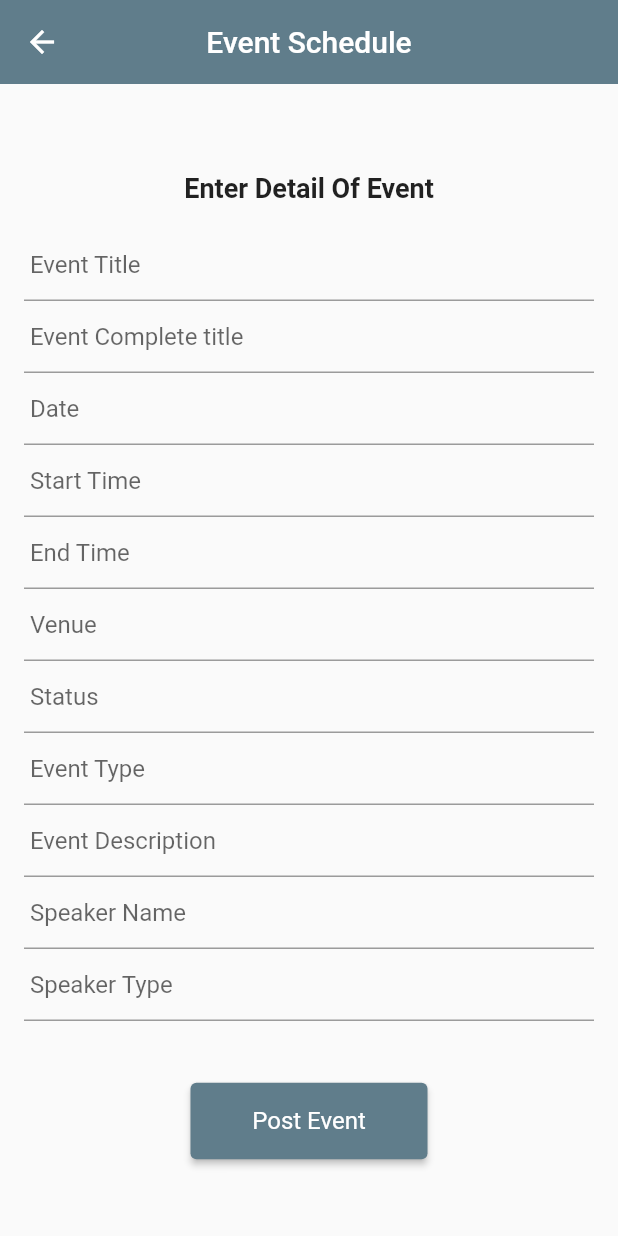
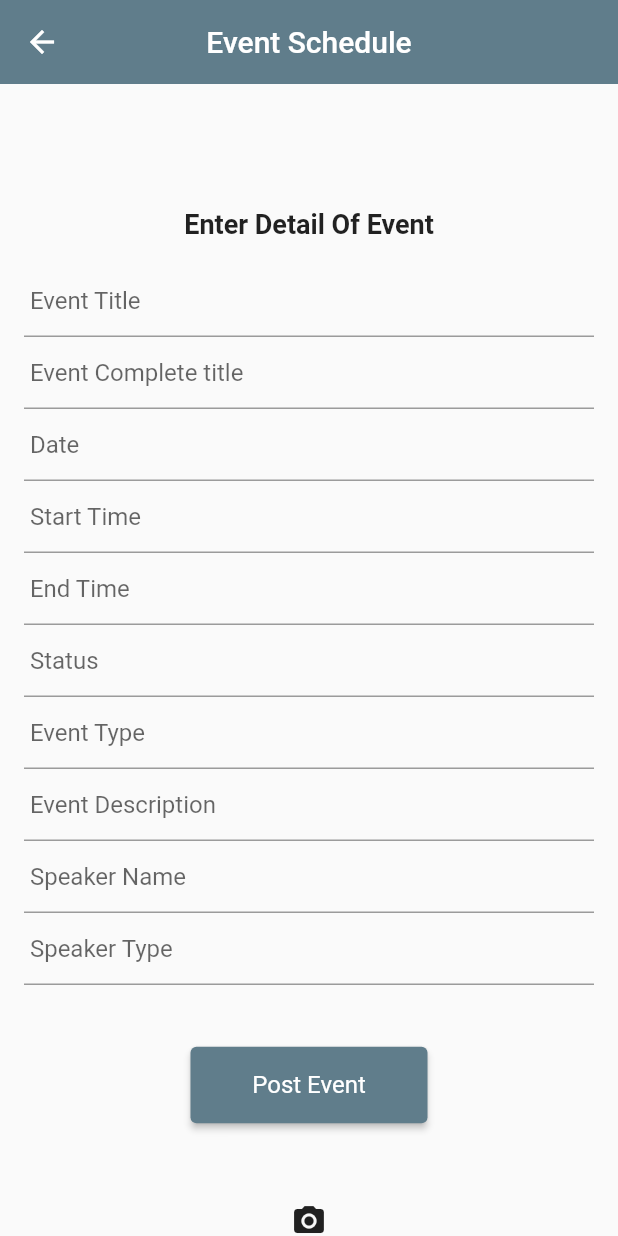
Before and after one commit to Vansh-Narang/Firebase_AdminPage-1, a Flutter app: the EventScheduler screen opened directly, on a phone screen of 412 x 824 dp. Run offline on Flutter 3.47's test engine with Material 2 defaults, Android fonts, the phone set to English and light mode, and no system bars; our stand-ins replace cloud_firestore, firebase_auth, firebase_core, firebase_storage, image_picker; accounts and stored records are empty; network calls fail.

Commit message:
Venue Removed

```diff
--- a/lib/Screens/Signing/EventScheduler.dart
+++ b/lib/Screens/Signing/EventScheduler.dart
@@ -30,7 +30,7 @@ DateTime? date;
 TimeOfDay? time;
 TimeOfDay? startTime;
 TimeOfDay? finishTime;
-String venue = '';
+// String venue = '';
 String status = '';
 String type = '';
 String description = '';
@@ -54,7 +54,7 @@ class _EventSchedulerState extends State<EventScheduler> {
   final TextEditingController timeController = TextEditingController();
   final TextEditingController startTimeController = TextEditingController();
   final TextEditingController finishTimeController = TextEditingController();
-  final TextEditingController venueController = TextEditingController();
+  // final TextEditingController venueController = TextEditingController();
   final TextEditingController statusController = TextEditingController();
   final TextEditingController typeController = TextEditingController();
   final TextEditingController descriptionController = TextEditingController();
@@ -151,16 +151,16 @@ class _EventSchedulerState extends State<EventScheduler> {
                     });
                   },
                 ),
-                TextFormField(
-                  decoration: InputDecoration(hintText: " Venue"),
-                  controller: venueController,
-                  validator: (value) => value!.isEmpty ? " Venue" : null,
-                  onChanged: (value) {
-                    setState(() {
-                      venue = value;
-                    });
-                  },
-                ),
+                // TextFormField(
+                //   decoration: InputDecoration(hintText: " Venue"),
+                //   controller: venueController,
+                //   validator: (value) => value!.isEmpty ? " Venue" : null,
+                //   onChanged: (value) {
+                //     setState(() {
+                //       venue = value;
+                //     });
+                //   },
+                // ),
                 TextFormField(
                   decoration: InputDecoration(hintText: " Status"),
                   controller: statusController,
@@ -297,7 +297,7 @@ Future<void> addUser() {
         'date': date,
         'startTime': startTime,
         'finishTime': finishTime,
-        'venue': venue,
+        // 'venue': venue,
         'status': status,
         'type': type,
         'description': description,
```
